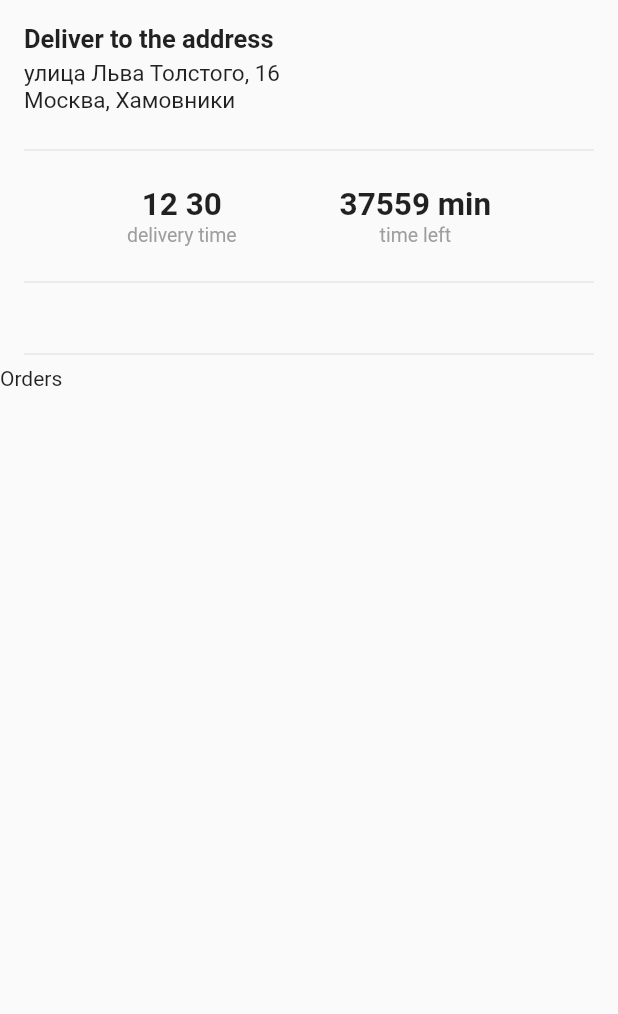
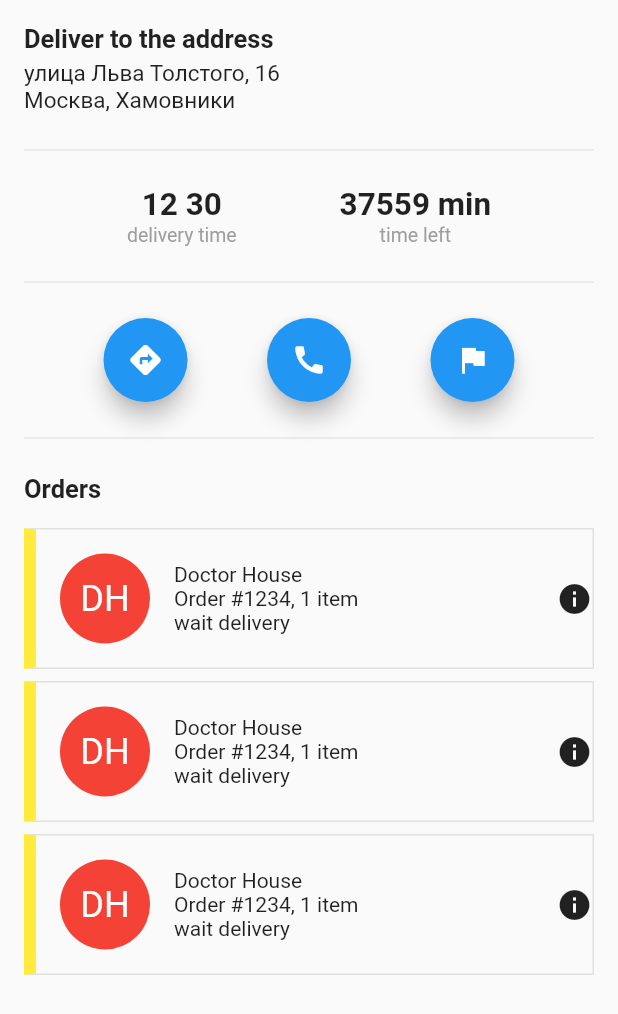
Before and after one commit to Vadim-B52/taxi_delivery, a Flutter app: the screen it shows after launch, on a phone screen of 412 x 824 dp. Shown: the top 1014 px of the screen. Run offline on Flutter 3.47's test engine with Material 2 defaults, Android fonts, the phone set to English and light mode, and no system bars.

Commit message:
continue implementing UI

```diff
--- a/lib/common_widgets.dart
+++ b/lib/common_widgets.dart
@@ -14,6 +14,7 @@ class RoundButton extends StatelessWidget {
   @override
   Widget build(BuildContext context) {
 //    RaisedButton MaterialButton
+//    FlatButton
     return Column(
       children: <Widget>[
         Container(
--- a/lib/delivering_page.dart
+++ b/lib/delivering_page.dart
@@ -24,7 +24,7 @@ class DeliveryPage extends StatelessWidget {
           _divider(context),
           _actionsSection(context),
           _divider(context),
-          DeliveryPageOrders()
+          _ordersSection(context),
         ],
       ),
     );
@@ -69,18 +69,50 @@ class DeliveryPage extends StatelessWidget {
   Widget _action(String type) {
     switch (type) {
       case 'directions':
-        return RoundButton(() {}, Icons.directions, Strings.directions);
+        return FloatingActionButton(
+          onPressed: () => {},
+          child: Icon(Icons.directions),
+          tooltip: Strings.directions,
+        );
       case 'call':
-        return RoundButton(() {}, Icons.call, Strings.call);
+        return FloatingActionButton(
+          onPressed: () => {},
+          child: Icon(Icons.call),
+          tooltip: Strings.call,
+        );
       case 'here':
-        return RoundButton(() {}, Icons.flag, Strings.iAmHere);
+        return FloatingActionButton(
+          onPressed: () => {},
+          child: Icon(Icons.flag),
+          tooltip: Strings.iAmHere,
+        );
       default:
         assert(false, "Unknown type");
         return null;
     }
   }
 
-  Widget _divider(BuildContext context) => Divider(
+  Widget _ordersSection(BuildContext context) {
+    return Column(crossAxisAlignment: CrossAxisAlignment.start, children: [
+      Container(
+        child: Text(
+          Strings.orders,
+          textAlign: TextAlign.start,
+          style: TextStyle(
+            fontSize: 17,
+            fontWeight: FontWeight.bold,
+          ),
+        ),
+        padding: const EdgeInsets.all(2 * _UI.m),
+      ),
+      _OrderItem.defaultItem(),
+      _OrderItem.defaultItem(),
+      _OrderItem.defaultItem(),
+    ]);
+  }
+
+  Widget _divider(BuildContext context) =>
+      Divider(
         indent: 2 * _UI.m,
         endIndent: 2 * _UI.m,
       );
@@ -114,7 +146,8 @@ class _TimeSectionState extends State<_TimeSection> {
     updateMinutesLeft();
     _timer = Timer.periodic(
         oneSec,
-        (Timer timer) => setState(() {
+            (Timer timer) =>
+            setState(() {
               updateMinutesLeft();
             }));
   }
@@ -159,9 +192,10 @@ class _TimeSectionState extends State<_TimeSection> {
     );
   }
 
-  String deliveryTimeText() => _timeLeft.inSeconds % 2 == 0
-      ? DateFormat("HH:mm").format(deliveryDate)
-      : DateFormat("HH mm").format(deliveryDate);
+  String deliveryTimeText() =>
+      _timeLeft.inSeconds % 2 == 0
+          ? DateFormat("HH:mm").format(deliveryDate)
+          : DateFormat("HH mm").format(deliveryDate);
 
   TextStyle timeLeftTextStyle() {
     if (deliveryDate.compareTo(DateTime.now()) > 0) {
@@ -170,26 +204,116 @@ class _TimeSectionState extends State<_TimeSection> {
     return noTimeTextStyle();
   }
 
-  TextStyle timeTextStyle() => TextStyle(
+  TextStyle timeTextStyle() =>
+      TextStyle(
         fontSize: 21,
         fontWeight: FontWeight.bold,
       );
 
-  TextStyle noTimeTextStyle() => TextStyle(
+  TextStyle noTimeTextStyle() =>
+      TextStyle(
         fontSize: 21,
         fontWeight: FontWeight.bold,
         color: Colors.red,
       );
 
-  TextStyle detailsTextStyle() => TextStyle(
+  TextStyle detailsTextStyle() =>
+      TextStyle(
         fontSize: 13,
         color: Colors.grey[500],
       );
 }
 
-class DeliveryPageOrders extends StatelessWidget {
+class _OrderItem extends StatelessWidget {
+  bool isMarked;
+  String recipientInitials;
+  String recipientName;
+  String orderSummary;
+  String orderStatus;
+
+  _OrderItem(this.isMarked, this.recipientInitials, this.recipientName,
+      this.orderSummary, this.orderStatus);
+
+  static _OrderItem defaultItem() {
+    return _OrderItem(true, 'DH', 'Doctor House',
+        'Order #1234, 1 item', 'wait delivery');
+  }
+
   @override
   Widget build(BuildContext context) {
-    return Text('Orders');
+    return Container(
+        padding:
+        EdgeInsets.only(left: 2 * _UI.m, right: 2 * _UI.m, bottom: _UI.m),
+        child: Container(
+          decoration: BoxDecoration(
+            border: _buildBorder(),
+          ),
+          child: Row(
+            children: [
+              Container(
+                padding: EdgeInsets.all(2 * _UI.m),
+                child: _buildInitials(),
+              ),
+              Column(
+                crossAxisAlignment: CrossAxisAlignment.start,
+                children: <Widget>[
+                  Text(
+                    recipientName,
+                  ),
+                  Text(
+                    orderSummary,
+                  ),
+                  Text(
+                    orderStatus,
+                  )
+                ],
+              ),
+              Spacer(),
+              Icon(
+                Icons.info,
+              ),
+            ],
+          ),
+        ));
   }
+
+  Border _buildBorder() =>
+      Border(
+        left: BorderSide(
+          width: _UI.m,
+          color: Colors.yellow,
+        ),
+        right: _buildBorderSide(),
+        top: _buildBorderSide(),
+        bottom: _buildBorderSide(),
+      );
+
+  Container _buildInitials() =>
+      Container(
+        width: 60,
+        height: 60,
+        decoration: BoxDecoration(
+          shape: BoxShape.circle,
+          color: Colors.red,
+        ),
+        child: Column(
+          mainAxisAlignment: MainAxisAlignment.center,
+          children: <Widget>[
+            Text(
+              recipientInitials,
+              textAlign: TextAlign.center,
+              style: TextStyle(
+                color: Colors.white,
+                fontWeight: FontWeight.normal,
+                fontSize: 24,
+              ),
+            )
+          ],
+        ),
+      );
+
+  BorderSide _buildBorderSide() =>
+      BorderSide(
+        color: Colors.grey[300],
+      );
 }
--- /dev/null
+++ b/lib/domain.dart
@@ -0,0 +1,12 @@
+class HandingItem {
+  int orderId;
+
+}
+
+class Recipient {
+
+}
+
+class Address {
+
+}
--- a/lib/strings.dart
+++ b/lib/strings.dart
@@ -5,5 +5,6 @@ class Strings {
   static const String directions = 'Directions';
   static const String iAmHere = "I'm here";
   static const String orderPayment = 'Order Payment';
+  static const String orders = 'Orders';
   static const String timeLeft = 'time left';
 }
```
